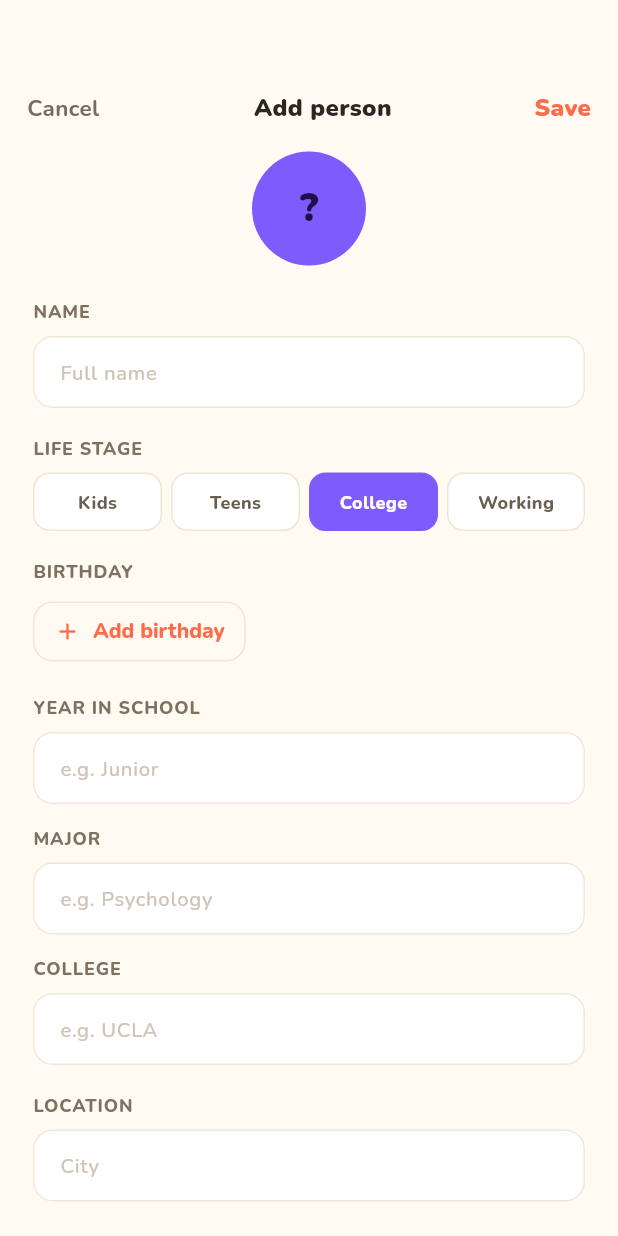
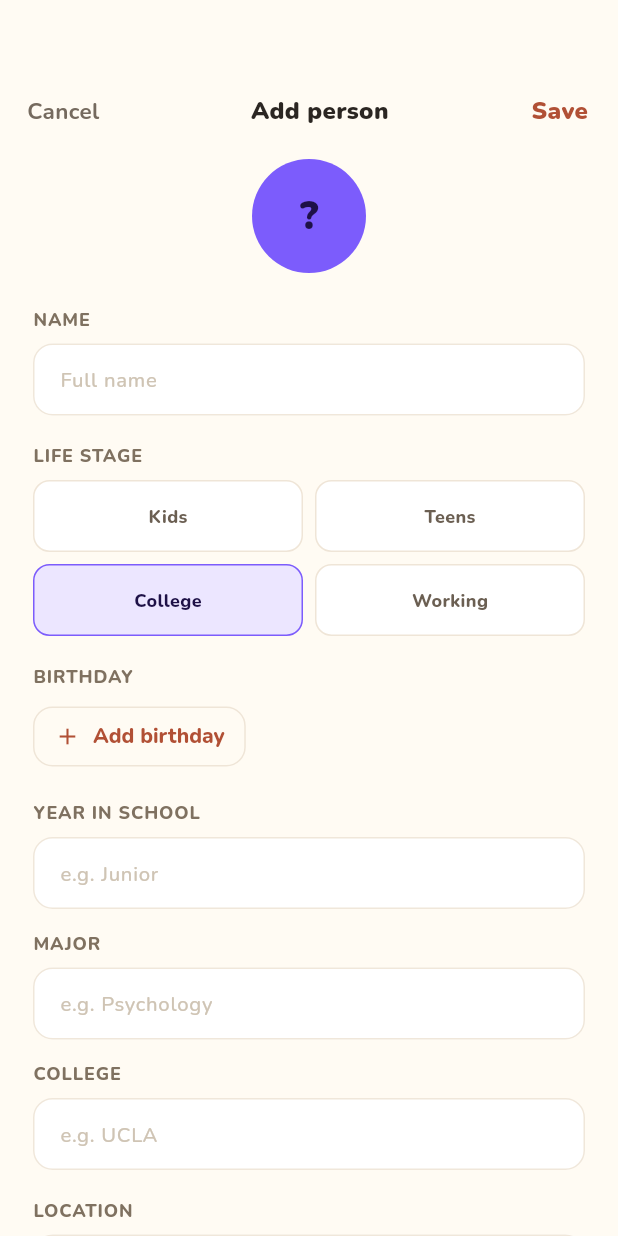
Before and after one commit to Shir0o/circle, a Flutter app: the screen it shows after launch, item 4 of the bottom bar chosen, on a phone screen of 412 x 824 dp. Run offline on Flutter 3.47's test engine with Material 3 defaults, Android fonts, the phone set to English and light mode, and no system bars; our stand-ins replace google_fonts, shared_preferences.

Commit message:
fix(ui): adapt form and profile layouts for narrow widths (#49)

```diff
--- a/lib/screens/form_screen.dart
+++ b/lib/screens/form_screen.dart
@@ -326,14 +326,27 @@ class _FormScreenState extends State<FormScreen> {
   Widget _header(DesignTokens tokens, bool isEditing) {
     return Padding(
       padding: const EdgeInsets.fromLTRB(4, 6, 12, 4),
-      child: Row(
-        children: [
-          InkWell(
+      child: LayoutBuilder(
+        builder: (context, constraints) {
+          // On compact widths or enlarged text the action labels dominate the
+          // row and starve the title into a one-character column. Stacking the
+          // actions above a full-width title keeps both readable.
+          final textScale = MediaQuery.textScalerOf(context).scale(16) / 16;
+          final stacked = constraints.maxWidth < 360 || textScale > 1.25;
+
+          final cancel = InkWell(
             key: const Key('form-cancel'),
             onTap: () => Navigator.pop(context),
             borderRadius: BorderRadius.circular(999),
+            child: ConstrainedBox(
+              constraints: const BoxConstraints(minHeight: 48, minWidth: 48),
               child: Padding(
-              padding: const EdgeInsets.symmetric(horizontal: 14, vertical: 10),
+                padding: const EdgeInsets.symmetric(
+                  horizontal: 14,
+                  vertical: 8,
+                ),
+                child: Center(
+                  widthFactor: 1,
                   child: Text(
                     'Cancel',
                     style: GoogleFonts.nunito(
@@ -344,8 +357,35 @@ class _FormScreenState extends State<FormScreen> {
                   ),
                 ),
               ),
-          Expanded(
+            ),
+          );
+
+          final save = InkWell(
+            key: const Key('form-save'),
+            onTap: _save,
+            borderRadius: BorderRadius.circular(999),
+            child: ConstrainedBox(
+              constraints: const BoxConstraints(minHeight: 48, minWidth: 48),
+              child: Padding(
+                padding: const EdgeInsets.symmetric(horizontal: 8, vertical: 8),
+                child: Center(
+                  widthFactor: 1,
                   child: Text(
+                    'Save',
+                    style: GoogleFonts.nunito(
+                      fontSize: 16,
+                      fontWeight: FontWeight.w900,
+                      // Deep accent keeps the label above the 4.5:1 contrast
+                      // floor on the cream chrome; plain accent is only ~2.7:1.
+                      color: tokens.accentDeep,
+                    ),
+                  ),
+                ),
+              ),
+            ),
+          );
+
+          final title = Text(
             isEditing ? 'Edit person' : 'Add person',
             textAlign: TextAlign.center,
             style: GoogleFonts.nunito(
@@ -353,25 +393,32 @@ class _FormScreenState extends State<FormScreen> {
               fontWeight: FontWeight.w900,
               color: tokens.text,
             ),
+          );
+
+          if (!stacked) {
+            return Row(
+              children: [
+                cancel,
+                Expanded(child: title),
+                save,
+              ],
+            );
+          }
+
+          return Column(
+            crossAxisAlignment: CrossAxisAlignment.stretch,
+            children: [
+              Row(
+                mainAxisAlignment: MainAxisAlignment.spaceBetween,
+                children: [cancel, save],
               ),
-          ),
-          InkWell(
-            key: const Key('form-save'),
-            onTap: _save,
-            borderRadius: BorderRadius.circular(999),
-            child: Padding(
-              padding: const EdgeInsets.symmetric(horizontal: 6, vertical: 10),
-              child: Text(
-                'Save',
-                style: GoogleFonts.nunito(
-                  fontSize: 16,
-                  fontWeight: FontWeight.w900,
-                  color: tokens.accent,
-                ),
-              ),
-            ),
+              Padding(
+                padding: const EdgeInsets.symmetric(vertical: 2),
+                child: title,
               ),
             ],
+          );
+        },
       ),
     );
   }
@@ -539,23 +586,71 @@ class _FormScreenState extends State<FormScreen> {
   }
 
   Widget _stageSelector(DesignTokens tokens) {
+    return LayoutBuilder(
+      builder: (context, constraints) {
+        final stages = LifeStage.values;
+        const gap = 6.0;
+        final perPill =
+            (constraints.maxWidth - gap * (stages.length - 1)) / stages.length;
+        final textScale = MediaQuery.textScalerOf(context).scale(12) / 12;
+        // Under ~92px a stage label like "College" wraps to a second line.
+        // Switch to a clean 2x2 grid there (and whenever text is enlarged).
+        final useGrid = perPill < 92 || textScale > 1.15;
+
+        if (!useGrid) {
           return Row(
-      children: LifeStage.values.map((stage) {
-        final isActive = _stage == stage;
-        return Expanded(
+            children: [
+              for (var i = 0; i < stages.length; i++)
+                Expanded(
                   child: Padding(
                     padding: EdgeInsets.only(
-              right: stage == LifeStage.values.last ? 0 : 6,
+                      right: i == stages.length - 1 ? 0 : gap,
                     ),
-            child: InkWell(
+                    child: _stagePill(tokens, stages[i]),
+                  ),
+                ),
+            ],
+          );
+        }
+
+        return Column(
+          children: [
+            Row(
+              children: [
+                Expanded(child: _stagePill(tokens, stages[0])),
+                const SizedBox(width: 8),
+                Expanded(child: _stagePill(tokens, stages[1])),
+              ],
+            ),
+            const SizedBox(height: 8),
+            Row(
+              children: [
+                Expanded(child: _stagePill(tokens, stages[2])),
+                const SizedBox(width: 8),
+                Expanded(child: _stagePill(tokens, stages[3])),
+              ],
+            ),
+          ],
+        );
+      },
+    );
+  }
+
+  Widget _stagePill(DesignTokens tokens, LifeStage stage) {
+    final isActive = _stage == stage;
+    return InkWell(
       key: Key('stage-segment-${stage.serialized}'),
       onTap: () => setState(() => _stage = stage),
       borderRadius: BorderRadius.circular(11),
       child: AnimatedContainer(
         duration: const Duration(milliseconds: 180),
-                padding: const EdgeInsets.symmetric(vertical: 10),
+        padding: const EdgeInsets.symmetric(horizontal: 4, vertical: 10),
+        constraints: const BoxConstraints(minHeight: 48),
         decoration: BoxDecoration(
-                  color: isActive ? stage.avatarBg : tokens.surface,
+          // A tinted fill with the stage's dark text keeps every
+          // selected segment above 4.5:1; white on the saturated
+          // avatar colour tops out near 4.4:1 (college).
+          color: isActive ? stage.bg : tokens.surface,
           borderRadius: BorderRadius.circular(11),
           border: Border.all(
             color: isActive ? stage.avatarBg : tokens.chipBorder,
@@ -564,18 +659,16 @@ class _FormScreenState extends State<FormScreen> {
         child: Center(
           child: Text(
             stage.label,
+            maxLines: 1,
+            overflow: TextOverflow.ellipsis,
             style: GoogleFonts.nunito(
               fontSize: 12,
               fontWeight: FontWeight.w800,
-                      color: isActive ? Colors.white : tokens.chipText,
+              color: isActive ? stage.avatarColor : tokens.chipText,
             ),
           ),
         ),
       ),
-            ),
-          ),
-        );
-      }).toList(),
     );
   }
 
@@ -588,7 +681,8 @@ class _FormScreenState extends State<FormScreen> {
         icon: const Icon(Icons.add, size: 18),
         label: const Text('Add birthday'),
         style: OutlinedButton.styleFrom(
-          foregroundColor: tokens.accent,
+          // Deep accent clears the 4.5:1 floor that plain accent misses.
+          foregroundColor: tokens.accentDeep,
           textStyle: GoogleFonts.nunito(
             fontSize: 14,
             fontWeight: FontWeight.w800,
--- a/pubspec.yaml
+++ b/pubspec.yaml
@@ -10,7 +10,7 @@ dependencies:
   cupertino_icons: ^2.0.0
   provider: ^6.1.5+1
   shared_preferences: ^2.5.6
-  google_fonts: ^9.0.0
+  google_fonts: ^8.2.1
   intl: ^0.20.3
 dev_dependencies:
   flutter_test:
```
Also changed, not shown: lib/screens/profile_screen.dart (+88 -25 lines), pubspec.lock, 3 other files. Lines whose indentation alone changed are shown as unchanged.
